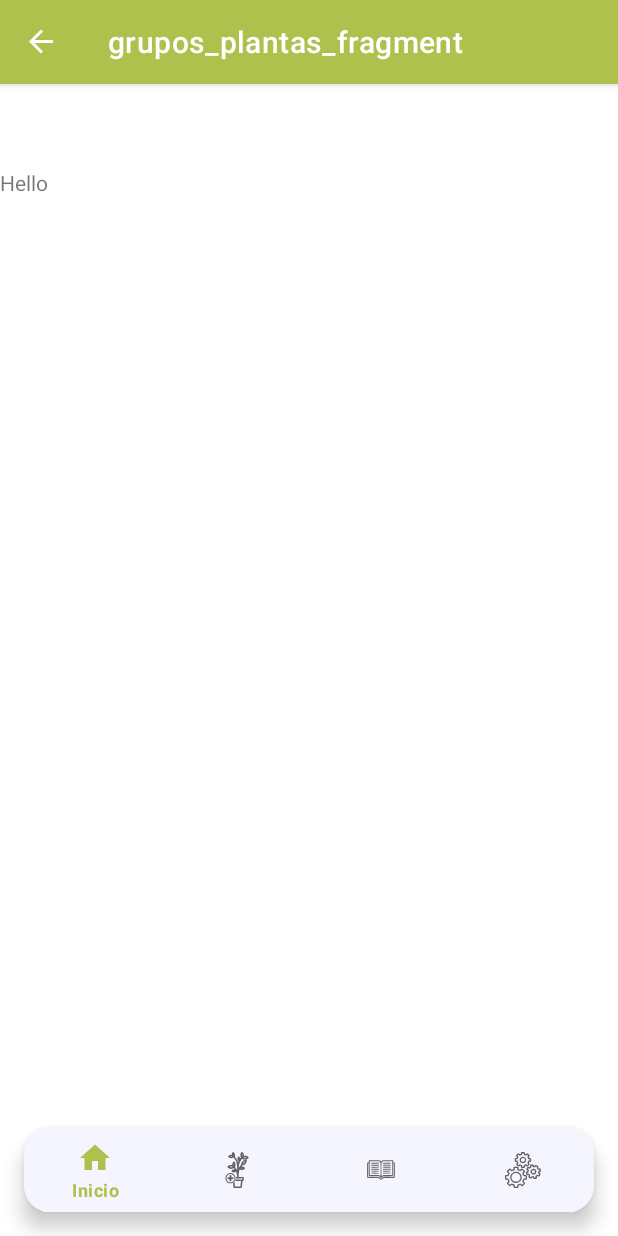
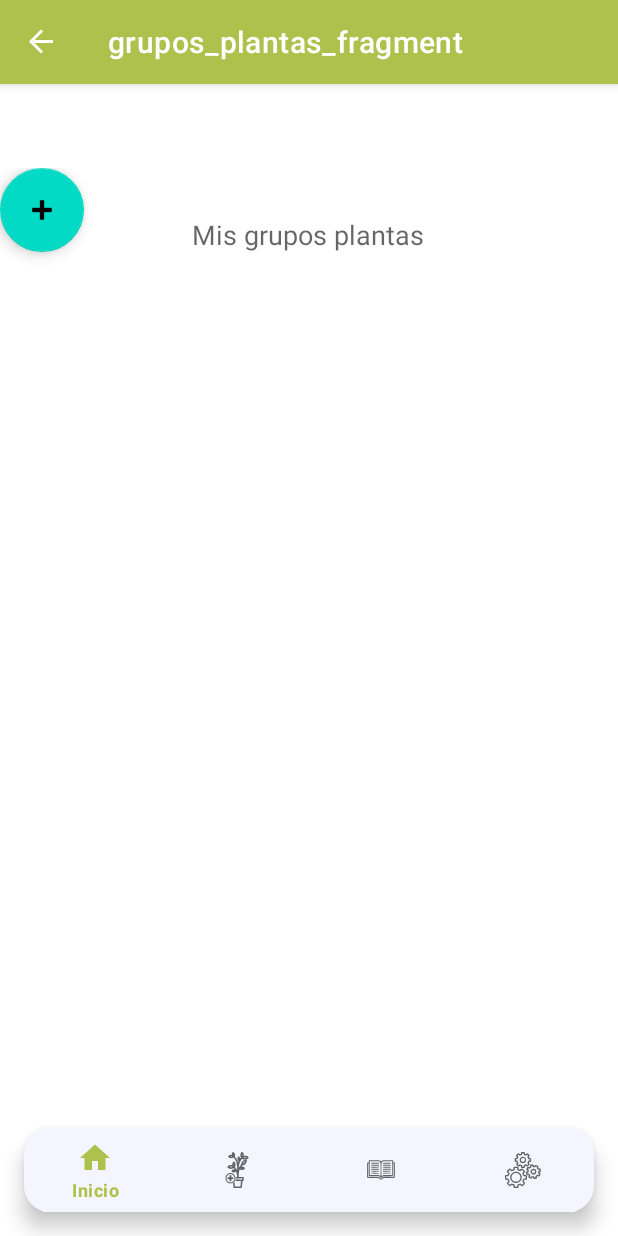
Before and after one commit to Brunox117/PlantifyBCR, an Android app: the GruposPlantasFrag screen opened through its navigation route, on a phone screen of 412 x 824 dp. Run offline under Robolectric (Android 15) with nearby library versions, the phone set to English and light mode, and no system bars; our stand-ins replace navigation-ui.

Commit message:
Diseño de la pantalla de grupos plantas

```diff
--- a/app/src/main/res/layout/grupos_plantas_fragment.xml
+++ b/app/src/main/res/layout/grupos_plantas_fragment.xml
@@ -1,13 +1,44 @@
 <?xml version="1.0" encoding="utf-8"?>
-<FrameLayout xmlns:android="http://schemas.android.com/apk/res/android"
+<androidx.constraintlayout.widget.ConstraintLayout xmlns:android="http://schemas.android.com/apk/res/android"
+    xmlns:app="http://schemas.android.com/apk/res-auto"
     xmlns:tools="http://schemas.android.com/tools"
+    android:id="@+id/frameLayout3"
     android:layout_width="match_parent"
     android:layout_height="match_parent"
-    tools:context=".GruposPlantasFrag">
+    tools:context=".GruposPlantasFrag" >
 
     <TextView
-        android:layout_width="match_parent"
-        android:layout_height="match_parent"
-        android:text="Hello" />
+        android:id="@+id/textView"
+        android:layout_width="wrap_content"
+        android:layout_height="wrap_content"
+        android:layout_marginStart="126dp"
+        android:layout_marginTop="32dp"
+        android:layout_marginEnd="127dp"
+        android:text="Mis grupos plantas"
+        android:textAppearance="@style/TextAppearance.AppCompat.Medium"
+        app:layout_constraintEnd_toEndOf="parent"
+        app:layout_constraintStart_toStartOf="parent"
+        app:layout_constraintTop_toTopOf="parent" />
 
-</FrameLayout>
+    <androidx.recyclerview.widget.RecyclerView
+        android:id="@+id/rvGruposPlantas"
+        android:layout_width="0dp"
+        android:layout_height="0dp"
+        android:layout_marginStart="24dp"
+        android:layout_marginTop="24dp"
+        android:layout_marginEnd="24dp"
+        android:layout_marginBottom="100dp"
+        app:layout_constraintBottom_toBottomOf="parent"
+        app:layout_constraintEnd_toEndOf="parent"
+        app:layout_constraintStart_toStartOf="parent"
+        app:layout_constraintTop_toBottomOf="@+id/textView" />
+
+    <com.google.android.material.floatingactionbutton.FloatingActionButton
+        android:id="@+id/floatingActionButton"
+        android:layout_width="wrap_content"
+        android:layout_height="wrap_content"
+        android:clickable="true"
+        android:src="@android:drawable/ic_input_add"
+        tools:layout_editor_absoluteX="177dp"
+        tools:layout_editor_absoluteY="645dp" />
+</androidx.constraintlayout.widget.ConstraintLayout>
```
